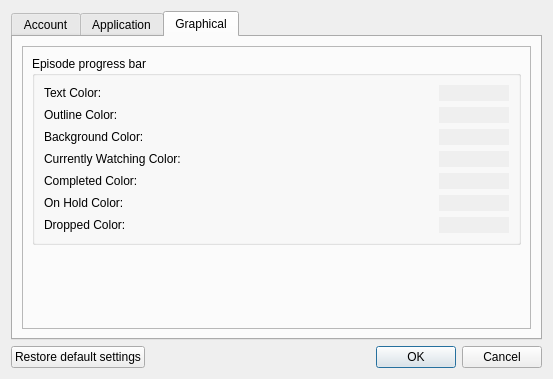
The window that src/ui/dialog_settings.ui (KasaiDot/Ouroboros) describes before a commit, drawn with Qt 5.
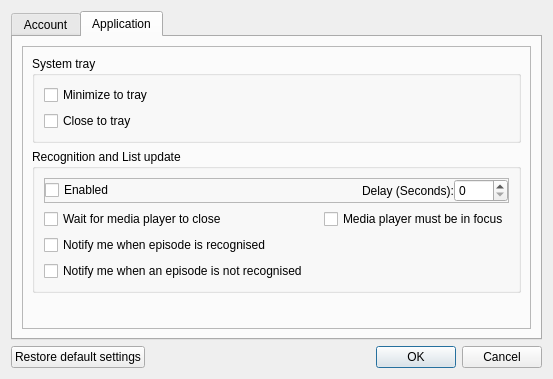
The same window after the commit. The open tabs and pages were chosen to show the change. Icons and pictures are not drawn.

Commit message:
Added stylesheet integration with progress delegate
- Added a style class which is used for the progress delegate
- Added a class file for custom gui
- Removed ability to change progress delegate colors using settings

What changed in the file:
```diff
--- a/src/ui/dialog_settings.ui
+++ b/src/ui/dialog_settings.ui
@@ -432,449 +432,6 @@
        </item>
       </layout>
      </widget>
-     <widget class="QWidget" name="GeneralSettingsTab">
-      <attribute name="title">
-       <string>Graphical</string>
-      </attribute>
-      <layout class="QHBoxLayout" name="horizontalLayout_9">
-       <item>
-        <widget class="QFrame" name="frame">
-         <property name="frameShape">
-          <enum>QFrame::StyledPanel</enum>
-         </property>
-         <property name="frameShadow">
-          <enum>QFrame::Raised</enum>
-         </property>
-         <layout class="QVBoxLayout" name="verticalLayout_4">
-          <item>
-           <widget class="QGroupBox" name="groupBox">
-            <property name="title">
-             <string>Episode progress bar</string>
-            </property>
-            <layout class="QVBoxLayout" name="verticalLayout_3">
-             <item>
-              <layout class="QHBoxLayout" name="horizontalLayout_4">
-               <item>
-                <widget class="QLabel" name="ProgressBar_TextColorLabel">
-                 <property name="toolTip">
-                  <string>Change the progress bar text color</string>
-                 </property>
-                 <property name="text">
-                  <string>Text Color: </string>
-                 </property>
-                </widget>
-               </item>
-               <item>
-                <widget class="QPushButton" name="ProgressBar_TextColorButton">
-                 <property name="sizePolicy">
-                  <sizepolicy hsizetype="Fixed" vsizetype="Fixed">
-                   <horstretch>0</horstretch>
-                   <verstretch>0</verstretch>
-                  </sizepolicy>
-                 </property>
-                 <property name="minimumSize">
-                  <size>
-                   <width>70</width>
-                   <height>16</height>
-                  </size>
-                 </property>
-                 <property name="maximumSize">
-                  <size>
-                   <width>16</width>
-                   <height>16</height>
-                  </size>
-                 </property>
-                 <property name="autoFillBackground">
-                  <bool>true</bool>
-                 </property>
-                 <property name="text">
-                  <string/>
-                 </property>
-                 <property name="iconSize">
-                  <size>
-                   <width>0</width>
-                   <height>0</height>
-                  </size>
-                 </property>
-                 <property name="checkable">
-                  <bool>false</bool>
-                 </property>
-                 <property name="autoDefault">
-                  <bool>true</bool>
-                 </property>
-                 <property name="default">
-                  <bool>false</bool>
-                 </property>
-                 <property name="flat">
-                  <bool>true</bool>
-                 </property>
-                </widget>
-               </item>
-              </layout>
-             </item>
-             <item>
-              <layout class="QHBoxLayout" name="horizontalLayout_5">
-               <item>
-                <widget class="QLabel" name="ProgressBar_OutlineColorLabel">
-                 <property name="toolTip">
-                  <string>Change the progress bar outline color</string>
-                 </property>
-                 <property name="text">
-                  <string>Outline Color: </string>
-                 </property>
-                </widget>
-               </item>
-               <item>
-                <widget class="QPushButton" name="ProgressBar_OutlineColorButton">
-                 <property name="sizePolicy">
-                  <sizepolicy hsizetype="Fixed" vsizetype="Fixed">
-                   <horstretch>0</horstretch>
-                   <verstretch>0</verstretch>
-                  </sizepolicy>
-                 </property>
-                 <property name="minimumSize">
-                  <size>
-                   <width>70</width>
-                   <height>16</height>
-                  </size>
-                 </property>
-                 <property name="maximumSize">
-                  <size>
-                   <width>16</width>
-                   <height>16</height>
-                  </size>
-                 </property>
-                 <property name="autoFillBackground">
-                  <bool>true</bool>
-                 </property>
-                 <property name="text">
-                  <string/>
-                 </property>
-                 <property name="iconSize">
-                  <size>
-                   <width>0</width>
-                   <height>0</height>
-                  </size>
-                 </property>
-                 <property name="checkable">
-                  <bool>false</bool>
-                 </property>
-                 <property name="autoDefault">
-                  <bool>true</bool>
-                 </property>
-                 <property name="flat">
-                  <bool>true</bool>
-                 </property>
-                </widget>
-               </item>
-              </layout>
-             </item>
-             <item>
-              <layout class="QHBoxLayout" name="horizontalLayout_6">
-               <item>
-                <widget class="QLabel" name="ProgressBar_BackgroundColorLabel">
-                 <property name="toolTip">
-                  <string>Change the progress bar background color</string>
-                 </property>
-                 <property name="text">
-                  <string>Background Color: </string>
-                 </property>
-                </widget>
-               </item>
-               <item>
-                <widget class="QPushButton" name="ProgressBar_BackgroundColorButton">
-                 <property name="sizePolicy">
-                  <sizepolicy hsizetype="Fixed" vsizetype="Fixed">
-                   <horstretch>0</horstretch>
-                   <verstretch>0</verstretch>
-                  </sizepolicy>
-                 </property>
-                 <property name="minimumSize">
-                  <size>
-                   <width>70</width>
-                   <height>16</height>
-                  </size>
-                 </property>
-                 <property name="maximumSize">
-                  <size>
-                   <width>16</width>
-                   <height>16</height>
-                  </size>
-                 </property>
-                 <property name="autoFillBackground">
-                  <bool>true</bool>
-                 </property>
-                 <property name="text">
-                  <string/>
-                 </property>
-                 <property name="iconSize">
-                  <size>
-                   <width>0</width>
-                   <height>0</height>
-                  </size>
-                 </property>
-                 <property name="checkable">
-                  <bool>false</bool>
-                 </property>
-                 <property name="autoDefault">
-                  <bool>true</bool>
-                 </property>
-                 <property name="flat">
-                  <bool>true</bool>
-                 </property>
-                </widget>
-               </item>
-              </layout>
-             </item>
-             <item>
-              <layout class="QHBoxLayout" name="horizontalLayout_8">
-               <item>
-                <widget class="QLabel" name="ProgressBar_CurrentlyWatchingColorLabel">
-                 <property name="toolTip">
-                  <string>Change the progress bar color when the anime status is set to Currently watching</string>
-                 </property>
-                 <property name="text">
-                  <string>Currently Watching Color:</string>
-                 </property>
-                </widget>
-               </item>
-               <item>
-                <widget class="QPushButton" name="ProgressBar_CurrentlyWatchingColorButton">
-                 <property name="sizePolicy">
-                  <sizepolicy hsizetype="Fixed" vsizetype="Fixed">
-                   <horstretch>0</horstretch>
-                   <verstretch>0</verstretch>
-                  </sizepolicy>
-                 </property>
-                 <property name="minimumSize">
-                  <size>
-                   <width>70</width>
-                   <height>16</height>
-                  </size>
-                 </property>
-                 <property name="maximumSize">
-                  <size>
-                   <width>16</width>
-                   <height>16</height>
-                  </size>
-                 </property>
-                 <property name="autoFillBackground">
-                  <bool>true</bool>
-                 </property>
-                 <property name="text">
-                  <string/>
-                 </property>
-                 <property name="iconSize">
-                  <size>
-                   <width>0</width>
-                   <height>0</height>
-                  </size>
-                 </property>
-                 <property name="checkable">
-                  <bool>false</bool>
-                 </property>
-                 <property name="autoDefault">
-                  <bool>true</bool>
-                 </property>
-                 <property name="flat">
-                  <bool>true</bool>
-                 </property>
-                </widget>
-               </item>
-              </layout>
-             </item>
-             <item>
-              <layout class="QHBoxLayout" name="horizontalLayout_7">
-               <item>
-                <widget class="QLabel" name="ProgressBar_CompletedColorLabel">
-                 <property name="toolTip">
-                  <string>Change the progress bar color when the anime status is set to Completed</string>
-                 </property>
-                 <property name="text">
-                  <string>Completed Color:</string>
-                 </property>
-                </widget>
-               </item>
-               <item>
-                <widget class="QPushButton" name="ProgressBar_CompletedColorButton">
-                 <property name="sizePolicy">
-                  <sizepolicy hsizetype="Fixed" vsizetype="Fixed">
-                   <horstretch>0</horstretch>
-                   <verstretch>0</verstretch>
-                  </sizepolicy>
-                 </property>
-                 <property name="minimumSize">
-                  <size>
-                   <width>70</width>
-                   <height>16</height>
-                  </size>
-                 </property>
-                 <property name="maximumSize">
-                  <size>
-                   <width>16</width>
-                   <height>16</height>
-                  </size>
-                 </property>
-                 <property name="autoFillBackground">
-                  <bool>true</bool>
-                 </property>
-                 <property name="text">
-                  <string/>
-                 </property>
-                 <property name="iconSize">
-                  <size>
-                   <width>0</width>
-                   <height>0</height>
-                  </size>
-                 </property>
-                 <property name="checkable">
-                  <bool>false</bool>
-                 </property>
-                 <property name="autoDefault">
-                  <bool>true</bool>
-                 </property>
-                 <property name="flat">
-                  <bool>true</bool>
-                 </property>
-                </widget>
-               </item>
-              </layout>
-             </item>
-             <item>
-              <layout class="QHBoxLayout" name="horizontalLayout_10">
-               <item>
-                <widget class="QLabel" name="ProgressBar_OnHoldColorLabel">
-                 <property name="toolTip">
-                  <string>Change the progress bar color when the anime status is set to On hold</string>
-                 </property>
-                 <property name="text">
-                  <string>On Hold Color:</string>
-                 </property>
-                </widget>
-               </item>
-               <item>
-                <widget class="QPushButton" name="ProgressBar_OnHoldColorButton">
-                 <property name="sizePolicy">
-                  <sizepolicy hsizetype="Fixed" vsizetype="Fixed">
-                   <horstretch>0</horstretch>
-                   <verstretch>0</verstretch>
-                  </sizepolicy>
-                 </property>
-                 <property name="minimumSize">
-                  <size>
-                   <width>70</width>
-                   <height>16</height>
-                  </size>
-                 </property>
-                 <property name="maximumSize">
-                  <size>
-                   <width>16</width>
-                   <height>16</height>
-                  </size>
-                 </property>
-                 <property name="autoFillBackground">
-                  <bool>true</bool>
-                 </property>
-                 <property name="text">
-                  <string/>
-                 </property>
-                 <property name="iconSize">
-                  <size>
-                   <width>0</width>
-                   <height>0</height>
-                  </size>
-                 </property>
-                 <property name="checkable">
-                  <bool>false</bool>
-                 </property>
-                 <property name="autoDefault">
-                  <bool>true</bool>
-                 </property>
-                 <property name="flat">
-                  <bool>true</bool>
-                 </property>
-                </widget>
-               </item>
-              </layout>
-             </item>
-             <item>
-              <layout class="QHBoxLayout" name="horizontalLayout_11">
-               <item>
-                <widget class="QLabel" name="ProgressBar_DroppedColorLabel">
-                 <property name="toolTip">
-                  <string>Change the progress bar color when the anime status is set to Dropped</string>
-                 </property>
-                 <property name="text">
-                  <string>Dropped Color:</string>
-                 </property>
-                </widget>
-               </item>
-               <item>
-                <widget class="QPushButton" name="ProgressBar_DroppedColorButton">
-                 <property name="sizePolicy">
-                  <sizepolicy hsizetype="Fixed" vsizetype="Fixed">
-                   <horstretch>0</horstretch>
-                   <verstretch>0</verstretch>
-                  </sizepolicy>
-                 </property>
-                 <property name="minimumSize">
-                  <size>
-                   <width>70</width>
-                   <height>16</height>
-                  </size>
-                 </property>
-                 <property name="maximumSize">
-                  <size>
-                   <width>16</width>
-                   <height>16</height>
-                  </size>
-                 </property>
-                 <property name="autoFillBackground">
-                  <bool>true</bool>
-                 </property>
-                 <property name="text">
-                  <string/>
-                 </property>
-                 <property name="iconSize">
-                  <size>
-                   <width>0</width>
-                   <height>0</height>
-                  </size>
-                 </property>
-                 <property name="checkable">
-                  <bool>false</bool>
-                 </property>
-                 <property name="autoDefault">
-                  <bool>true</bool>
-                 </property>
-                 <property name="flat">
-                  <bool>true</bool>
-                 </property>
-                </widget>
-               </item>
-              </layout>
-             </item>
-            </layout>
-           </widget>
-          </item>
-          <item>
-           <spacer name="verticalSpacer_4">
-            <property name="orientation">
-             <enum>Qt::Vertical</enum>
-            </property>
-            <property name="sizeHint" stdset="0">
-             <size>
-              <width>20</width>
-              <height>40</height>
-             </size>
-            </property>
-           </spacer>
-          </item>
-         </layout>
-        </widget>
-       </item>
-      </layout>
-     </widget>
     </widget>
    </item>
    <item>
```
Left out of the diff: 6 changed lines with no effect on the pictures. The commit also changes 16 other files.
